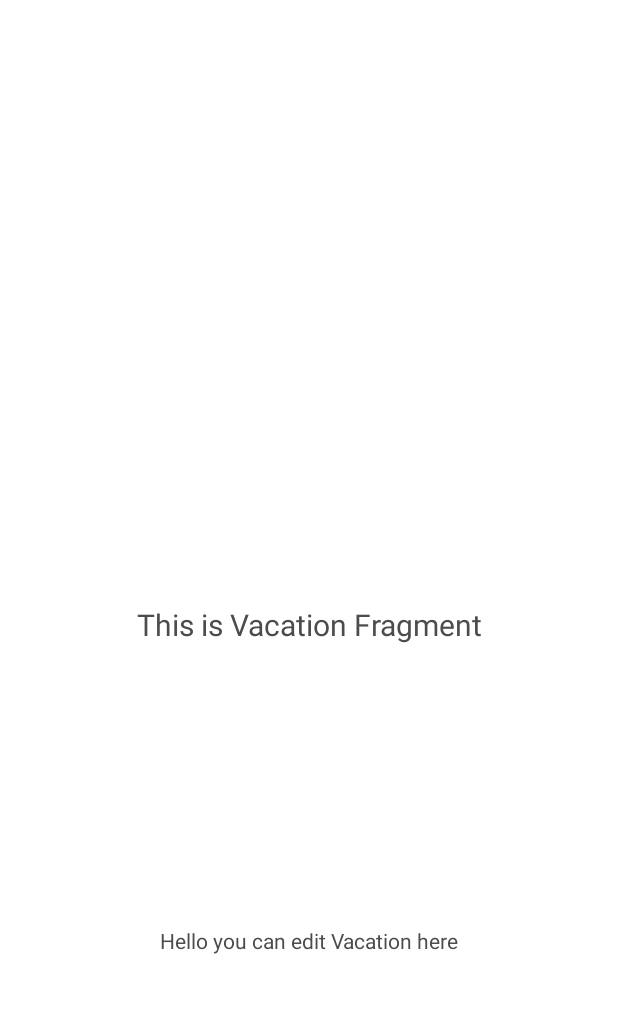
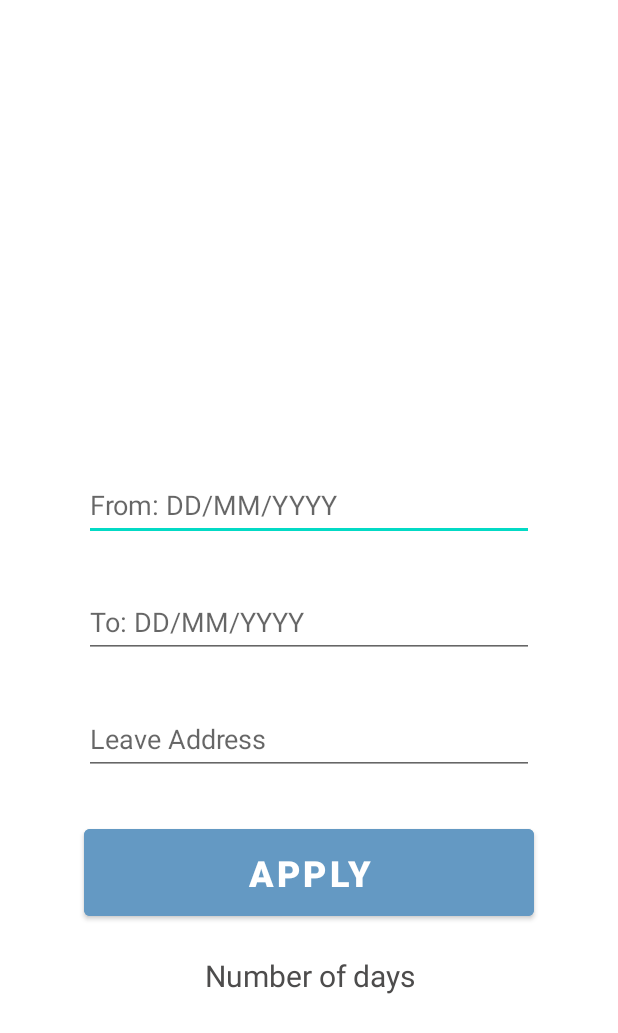
Before and after one commit to emmGuides/HRIS, an Android app: the fragment VacationFragment shown on its own in the app's theme, on a phone screen of 412 x 824 dp. Shown: the top 1033 px of the screen. Run offline under Robolectric (Android 15) with nearby library versions, the phone set to English and light mode, and no system bars.

Commit message:
Sick/Vacation fragment forms

```diff
--- a/app/src/main/java/com/example/hris/ui/sick/SickFragment.java
+++ b/app/src/main/java/com/example/hris/ui/sick/SickFragment.java
@@ -23,7 +23,7 @@ public class SickFragment extends Fragment {
         binding = FragmentSickBinding.inflate(inflater, container, false);
         View root = binding.getRoot();
 
-        final TextView textView = binding.textSick;
+        final TextView textView = binding.textSickDays;
         sickViewModel.getText().observe(getViewLifecycleOwner(), textView::setText);
         return root;
     }
--- a/app/src/main/java/com/example/hris/ui/vacation/VacationFragment.java
+++ b/app/src/main/java/com/example/hris/ui/vacation/VacationFragment.java
@@ -23,7 +23,7 @@ public class VacationFragment extends Fragment {
         binding = FragmentVacationBinding.inflate(inflater, container, false);
         View root = binding.getRoot();
 
-        final TextView textView = binding.textVacation;
+        final TextView textView = binding.textVacationDays;
         vacationViewModel.getText().observe(getViewLifecycleOwner(), textView::setText);
         return root;
     }
--- a/app/src/main/java/com/example/hris/ui/vacation/VacationViewModel.java
+++ b/app/src/main/java/com/example/hris/ui/vacation/VacationViewModel.java
@@ -9,7 +9,7 @@ public class VacationViewModel extends ViewModel {
 
     public VacationViewModel(){
         mText = new MutableLiveData<>();
-        mText.setValue("This is Vacation Fragment");
+        mText.setValue("Number of days");
     }
 
     public LiveData<String> getText() { return mText; }
--- a/app/src/main/res/layout/fragment_vacation.xml
+++ b/app/src/main/res/layout/fragment_vacation.xml
@@ -6,28 +6,82 @@
     android:layout_height="match_parent"
     tools:context=".ui.vacation.VacationFragment">
 
+
+    <EditText
+        android:id="@+id/vacation_start_date"
+        android:layout_width="300dp"
+        android:layout_height="wrap_content"
+        android:layout_marginBottom="30dp"
+        android:ems="10"
+        android:hint="From: DD/MM/YYYY"
+        android:inputType="date"
+        android:minHeight="48dp"
+        android:textSize="18sp"
+        app:layout_constraintBottom_toTopOf="@+id/vacation_end_date"
+        app:layout_constraintLeft_toLeftOf="parent"
+        app:layout_constraintRight_toRightOf="parent"
+        tools:ignore="Autofill,HardcodedText,TextFields" />
+
+    <EditText
+        android:id="@+id/vacation_end_date"
+        android:layout_width="300dp"
+        android:layout_height="wrap_content"
+        android:layout_marginBottom="30dp"
+        android:ems="10"
+        android:hint="To: DD/MM/YYYY"
+        android:inputType="date"
+        android:minHeight="48dp"
+        android:textSize="18sp"
+        app:layout_constraintBottom_toTopOf="@+id/vacation_leave_address"
+        app:layout_constraintLeft_toLeftOf="parent"
+        app:layout_constraintRight_toRightOf="parent"
+        tools:ignore="Autofill,HardcodedText,TextFields" />
+
+
+    <EditText
+        android:id="@+id/vacation_leave_address"
+        android:layout_width="300dp"
+        android:layout_height="wrap_content"
+        android:layout_marginBottom="30dp"
+        android:ems="10"
+        android:hint="Leave Address"
+        android:inputType="text"
+        android:minHeight="48dp"
+        android:textSize="18sp"
+        app:layout_constraintBottom_toTopOf="@+id/vacation_apply"
+        app:layout_constraintLeft_toLeftOf="parent"
+        app:layout_constraintRight_toRightOf="parent"
+        tools:ignore="Autofill,HardcodedText,TextFields" />
+
+
+    <Button
+        android:id="@+id/vacation_apply"
+        android:layout_width="300dp"
+        android:layout_height="70dp"
+        android:layout_marginTop="24dp"
+        android:backgroundTint="#6499C3"
+        android:text="Apply"
+        android:textColor="@color/white"
+        android:textSize="24sp"
+        android:textStyle="bold"
+        android:layout_marginBottom="20dp"
+        app:layout_constraintLeft_toLeftOf="parent"
+        app:layout_constraintRight_toRightOf="parent"
+        app:layout_constraintBottom_toTopOf="@+id/text_vacation_days"
+        tools:ignore="HardcodedText" />
+
     <TextView
-        android:id="@+id/text_vacation"
+        android:id="@+id/text_vacation_days"
         android:layout_width="match_parent"
         android:layout_height="wrap_content"
-        android:layout_marginStart="8dp"
-        android:layout_marginTop="8dp"
-        android:layout_marginEnd="8dp"
-        android:textAlignment="center"
         android:textSize="20sp"
         app:layout_constraintBottom_toBottomOf="parent"
-        app:layout_constraintEnd_toEndOf="parent"
-        app:layout_constraintStart_toStartOf="parent"
-        app:layout_constraintTop_toTopOf="parent" />
-
-    <TextView
-        android:layout_width="wrap_content"
-        android:layout_height="wrap_content"
         app:layout_constraintLeft_toLeftOf="parent"
         app:layout_constraintRight_toRightOf="parent"
-        app:layout_constraintBottom_toBottomOf="parent"
-        app:layout_constraintTop_toBottomOf="@+id/text_vacation"
-        android:text="Hello you can edit Vacation here"
-        android:id="@+id/texttext"
-        />
+        android:textAlignment="center"
+        app:layout_constraintTop_toTopOf="@+id/vacation_apply"
+        android:layout_marginTop="30dp"
+        android:layout_marginBottom="100dp"/>
+
+
 </androidx.constraintlayout.widget.ConstraintLayout>
```
Also changed, not shown: app/src/main/res/layout/fragment_sick.xml (+69 -17 lines).
